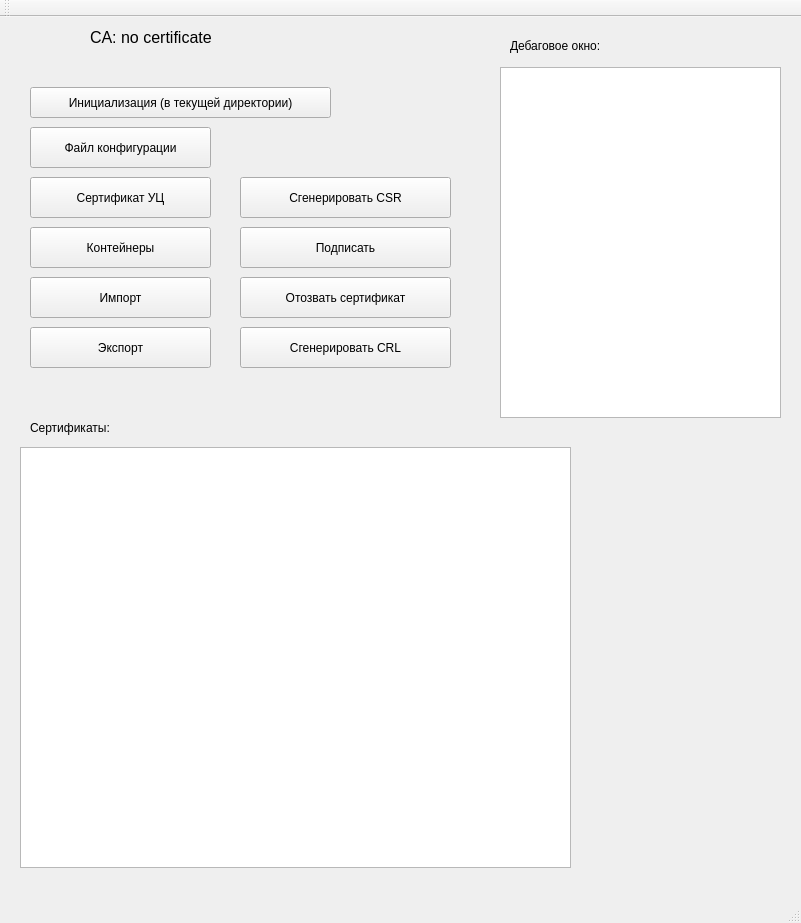
fullincome/ca-lite, file ui/mainwindow.ui: the form before one commit.
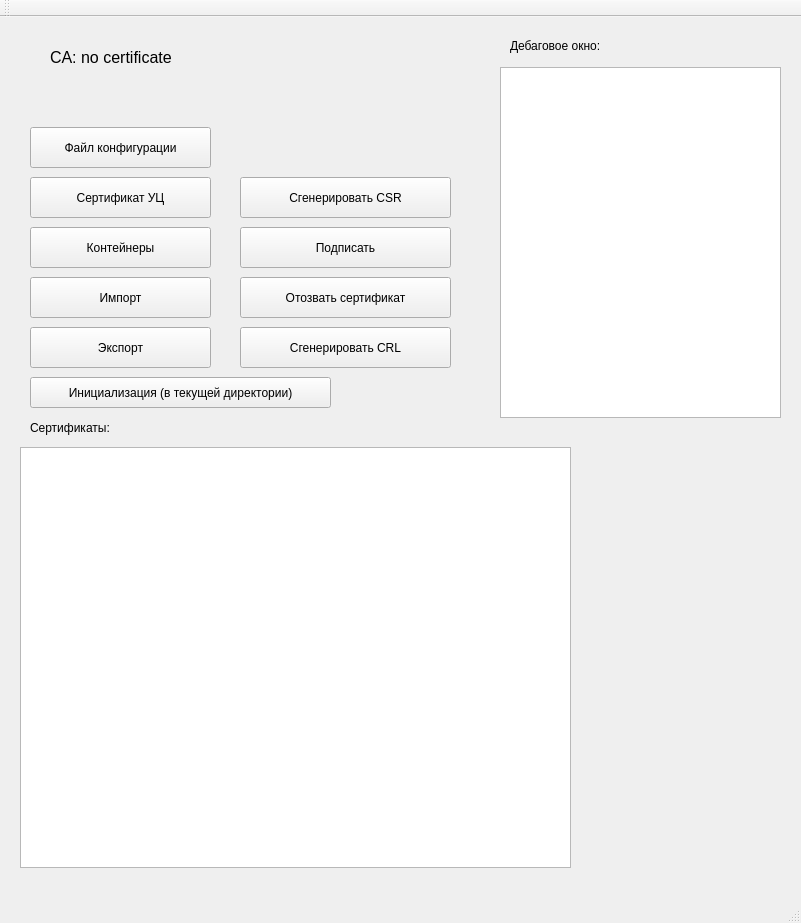
The form after the commit.

```diff
--- a/ui/mainwindow.ui
+++ b/ui/mainwindow.ui
@@ -37,10 +37,13 @@
      </property>
     </widget>
     <widget class="QPushButton" name="openWorkDirBtn">
+     <property name="enabled">
+      <bool>true</bool>
+     </property>
      <property name="geometry">
       <rect>
        <x>20</x>
-       <y>70</y>
+       <y>360</y>
        <width>301</width>
        <height>31</height>
       </rect>
@@ -175,8 +178,8 @@
     <widget class="QLabel" name="caLabel">
      <property name="geometry">
       <rect>
-       <x>80</x>
-       <y>10</y>
+       <x>40</x>
+       <y>30</y>
        <width>391</width>
        <height>21</height>
       </rect>
@@ -219,10 +222,10 @@
     <widget class="QLabel" name="dirLabel">
      <property name="geometry">
       <rect>
-       <x>80</x>
-       <y>40</y>
+       <x>40</x>
+       <y>60</y>
        <width>361</width>
-       <height>21</height>
+       <height>41</height>
       </rect>
      </property>
      <property name="font">
@@ -233,6 +236,12 @@
      <property name="text">
       <string/>
      </property>
+     <property name="alignment">
+      <set>Qt::AlignLeading|Qt::AlignLeft|Qt::AlignTop</set>
+     </property>
+     <property name="wordWrap">
+      <bool>true</bool>
+     </property>
     </widget>
     <widget class="QPushButton" name="editConfigBtn">
      <property name="geometry">
```
